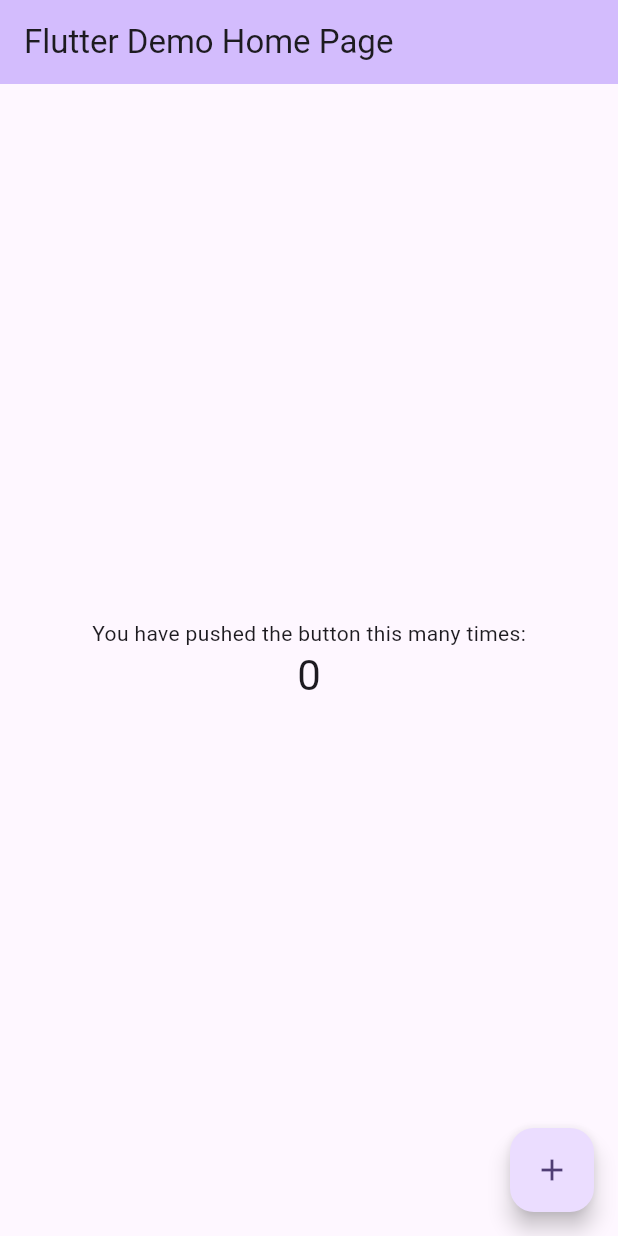
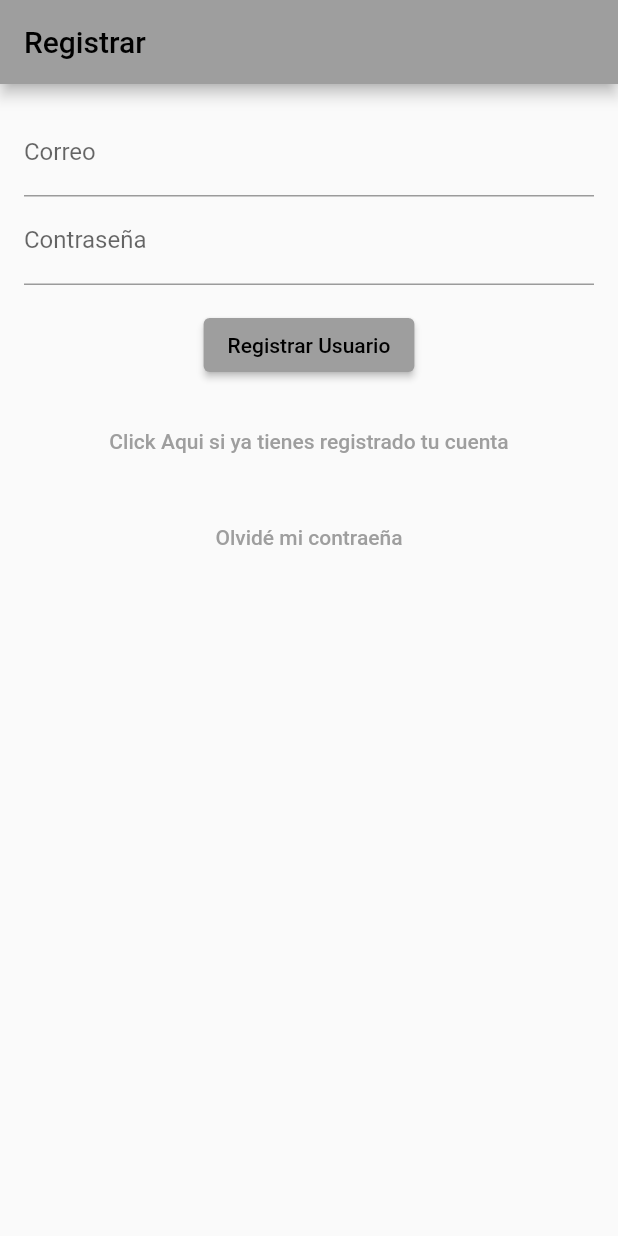
Before and after one commit to flutter-preview/AndreeSCA-login, a Flutter app: the screen it shows after launch, on a phone screen of 412 x 824 dp. Run offline on Flutter 3.47's test engine with Material 2 defaults, Android fonts, the phone set to English and light mode, and no system bars; our stand-ins replace firebase_auth, firebase_core; accounts and stored records are empty.

Commit message:
aplicacion funcionando

```diff
--- a/lib/main.dart
+++ b/lib/main.dart
@@ -1,125 +1,28 @@
 import 'package:flutter/material.dart';
+import 'package:firebase_core/firebase_core.dart';
+import 'firebase_options.dart';
 
-void main() {
+import 'register.dart';
+
+Future<void> main() async {
+  WidgetsFlutterBinding.ensureInitialized();
+  await Firebase.initializeApp(
+    options: DefaultFirebaseOptions.currentPlatform,
+  );
   runApp(const MyApp());
 }
 
+// crer mi clase MyApp
 class MyApp extends StatelessWidget {
-  const MyApp({super.key});
+  const MyApp ({Key? key}) : super(key: key);
 
-  // This widget is the root of your application.
   @override
   Widget build(BuildContext context) {
     return MaterialApp(
-      title: 'Flutter Demo',
-      theme: ThemeData(
-        // This is the theme of your application.
-        //
-        // TRY THIS: Try running your application with "flutter run". You'll see
-        // the application has a blue toolbar. Then, without quitting the app,
-        // try changing the seedColor in the colorScheme below to Colors.green
-        // and then invoke "hot reload" (save your changes or press the "hot
-        // reload" button in a Flutter-supported IDE, or press "r" if you used
-        // the command line to start the app).
-        //
-        // Notice that the counter didn't reset back to zero; the application
-        // state is not lost during the reload. To reset the state, use hot
-        // restart instead.
-        //
-        // This works for code too, not just values: Most code changes can be
-        // tested with just a hot reload.
-        colorScheme: ColorScheme.fromSeed(seedColor: Colors.deepPurple),
-        useMaterial3: true,
-      ),
-      home: const MyHomePage(title: 'Flutter Demo Home Page'),
+      debugShowCheckedModeBanner: false,
+      title: 'MI LOGIN',
+      theme: ThemeData(primarySwatch: Colors.grey),
+      home: RegisterPage(),
     );
   }
 }
-
-class MyHomePage extends StatefulWidget {
-  const MyHomePage({super.key, required this.title});
-
-  // This widget is the home page of your application. It is stateful, meaning
-  // that it has a State object (defined below) that contains fields that affect
-  // how it looks.
-
-  // This class is the configuration for the state. It holds the values (in this
-  // case the title) provided by the parent (in this case the App widget) and
-  // used by the build method of the State. Fields in a Widget subclass are
-  // always marked "final".
-
-  final String title;
-
-  @override
-  State<MyHomePage> createState() => _MyHomePageState();
-}
-
-class _MyHomePageState extends State<MyHomePage> {
-  int _counter = 0;
-
-  void _incrementCounter() {
-    setState(() {
-      // This call to setState tells the Flutter framework that something has
-      // changed in this State, which causes it to rerun the build method below
-      // so that the display can reflect the updated values. If we changed
-      // _counter without calling setState(), then the build method would not be
-      // called again, and so nothing would appear to happen.
-      _counter++;
-    });
-  }
-
-  @override
-  Widget build(BuildContext context) {
-    // This method is rerun every time setState is called, for instance as done
-    // by the _incrementCounter method above.
-    //
-    // The Flutter framework has been optimized to make rerunning build methods
-    // fast, so that you can just rebuild anything that needs updating rather
-    // than having to individually change instances of widgets.
-    return Scaffold(
-      appBar: AppBar(
-        // TRY THIS: Try changing the color here to a specific color (to
-        // Colors.amber, perhaps?) and trigger a hot reload to see the AppBar
-        // change color while the other colors stay the same.
-        backgroundColor: Theme.of(context).colorScheme.inversePrimary,
-        // Here we take the value from the MyHomePage object that was created by
-        // the App.build method, and use it to set our appbar title.
-        title: Text(widget.title),
-      ),
-      body: Center(
-        // Center is a layout widget. It takes a single child and positions it
-        // in the middle of the parent.
-        child: Column(
-          // Column is also a layout widget. It takes a list of children and
-          // arranges them vertically. By default, it sizes itself to fit its
-          // children horizontally, and tries to be as tall as its parent.
-          //
-          // Column has various properties to control how it sizes itself and
-          // how it positions its children. Here we use mainAxisAlignment to
-          // center the children vertically; the main axis here is the vertical
-          // axis because Columns are vertical (the cross axis would be
-          // horizontal).
-          //
-          // TRY THIS: Invoke "debug painting" (choose the "Toggle Debug Paint"
-          // action in the IDE, or press "p" in the console), to see the
-          // wireframe for each widget.
-          mainAxisAlignment: MainAxisAlignment.center,
-          children: <Widget>[
-            const Text(
-              'You have pushed the button this many times:',
-            ),
-            Text(
-              '$_counter',
-              style: Theme.of(context).textTheme.headlineMedium,
-            ),
-          ],
-        ),
-      ),
-      floatingActionButton: FloatingActionButton(
-        onPressed: _incrementCounter,
-        tooltip: 'Increment',
-        child: const Icon(Icons.add),
-      ), // This trailing comma makes auto-formatting nicer for build methods.
-    );
-  }
-}
--- a/lib/register.dart
+++ b/lib/register.dart
@@ -0,0 +1,83 @@
+import 'package:firebase_auth/firebase_auth.dart';
+import 'package:flutter/material.dart';
+
+import 'login.dart';
+import 'forget_password.dart';
+
+class RegisterPage extends StatelessWidget{
+  final TextEditingController emailController = TextEditingController();
+  final TextEditingController passwoordController = TextEditingController();
+
+  void _registerUser(BuildContext) async {
+    try{
+      UserCredential userCredential =
+      await FirebaseAuth.instance.createUserWithEmailAndPassword(
+        email: emailController.text,
+        password: passwoordController.text
+      );
+    }catch (e){
+      print("Error: $e");
+    }
+  }
+
+  @override
+  Widget build(BuildContext context) {
+    return Scaffold(
+      appBar: AppBar(
+        automaticallyImplyLeading: false,
+        title: const Text('Registrar'),
+      ),
+      body: Padding(
+        padding: const EdgeInsets.all(16.0),
+        child: Column(
+          children: [
+            TextField(
+              controller: emailController,
+              decoration: const InputDecoration(
+                labelText: 'Correo',
+              ),
+            ),
+            TextField(
+              controller: passwoordController,
+              decoration: const InputDecoration(
+                labelText: 'Contraseña',
+              ),
+              obscureText: true,
+            ),
+            const SizedBox(height: 16.0,),
+            ElevatedButton(
+              onPressed: () => _registerUser(context),
+              child: const Text('Registrar Usuario')
+            ),
+            const SizedBox(height: 16.0),
+            TextButton(
+              onPressed: () {
+                Navigator.push(
+                  context,
+                  MaterialPageRoute(
+                    builder: (context) => LoginPage()
+                  ),
+                );
+              },
+              child: const Text('Click Aqui si ya tienes registrado tu cuenta'),
+            ),
+            const SizedBox(
+              height: 16.0,
+            ),
+            TextButton(
+              onPressed: (){
+                Navigator.push(
+                  context,
+                  MaterialPageRoute(
+                    builder: (context) => ForgetPasswordPage()
+                  ),
+                );
+              },
+              child: const Text('Olvidé mi contraeña'),
+            ),
+          ],
+        ),
+      ),
+    );
+  }
+}
```
Also changed, not shown: lib/forget_password.dart (+73 -0 lines), lib/home.dart (+60 -0 lines), lib/login.dart (+94 -0 lines), lib/firebase_options.dart (added), 5 other files.
